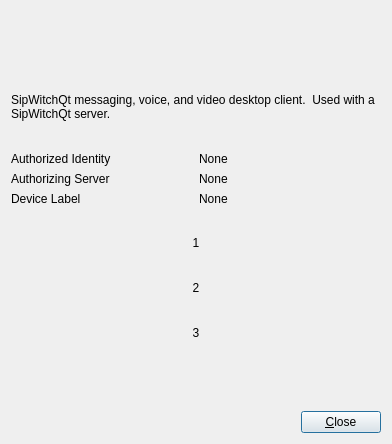
The window that Dialogs/about.ui (dyfet/tycho_sipwitchqt) describes before a commit, drawn with Qt 5.
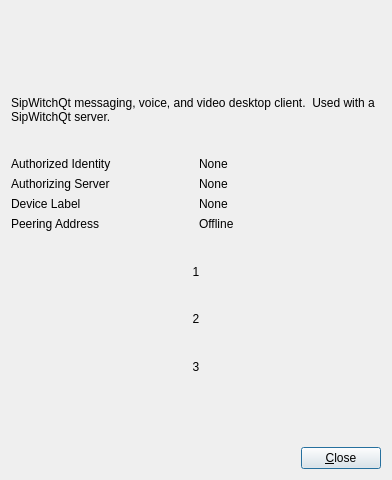
The same window after the commit. Icons and pictures are not drawn.

Commit message: Resolve "Report server appearing (contact) address"

Diff of the .ui file:
```diff
--- a/Dialogs/about.ui
+++ b/Dialogs/about.ui
@@ -25,7 +25,7 @@
     <x>0</x>
     <y>0</y>
     <width>392</width>
-    <height>444</height>
+    <height>480</height>
    </rect>
   </property>
   <property name="windowTitle">
@@ -194,6 +194,20 @@
          </property>
         </widget>
        </item>
+       <item row="3" column="0">
+        <widget class="QLabel" name="label_4">
+         <property name="text">
+          <string>Peering Address</string>
+         </property>
+        </widget>
+       </item>
+       <item row="3" column="1">
+        <widget class="QLabel" name="peering">
+         <property name="text">
+          <string>Offline</string>
+         </property>
+        </widget>
+       </item>
       </layout>
      </item>
      <item>
```
Left out of the diff: 20 changed lines with no effect on the pictures. The commit also changes 7 other files.
